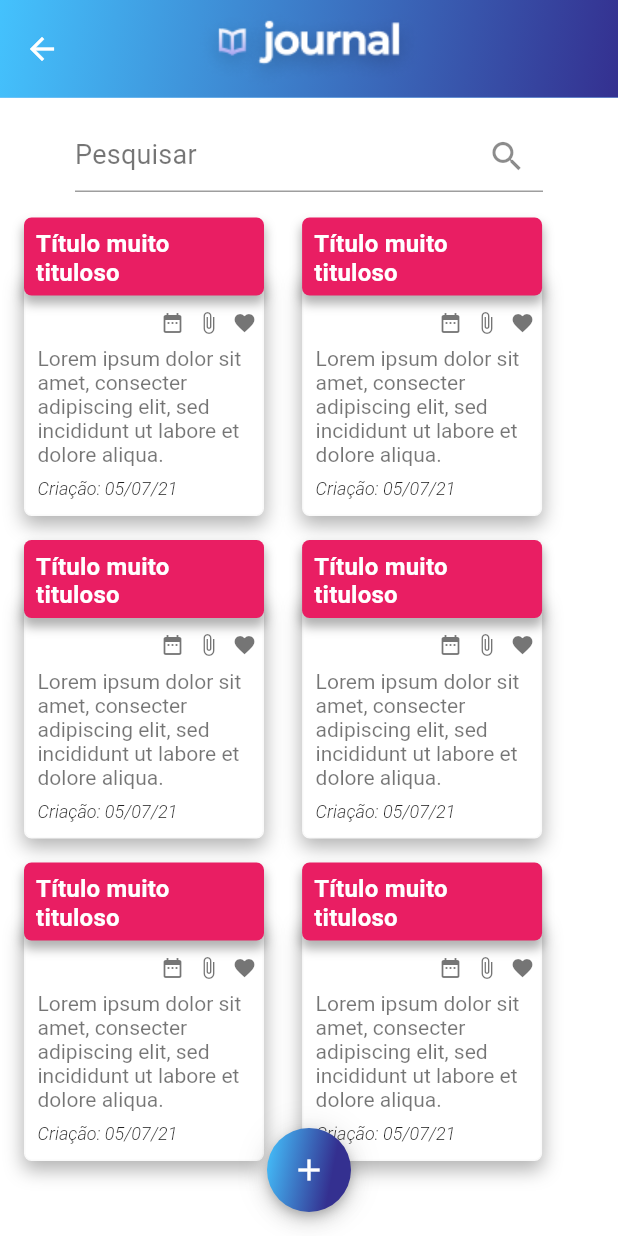
After one commit to LetRicette/app-notes-flutter, a Flutter app: the NotesPage screen opened directly, on a phone screen of 412 x 824 dp. The commit adds this screen. Run offline on Flutter 3.47's test engine with Material 2 defaults, Android fonts, the phone set to English and light mode, and no system bars; missing offline and left inert: animated_card; project files that could hold a hidden picture were left out.

Commit message:
componentização do grid

```diff
--- /dev/null
+++ b/lib/components/notes.list.dart
@@ -0,0 +1,143 @@
+import 'package:bloco_de_notas/models/note_model.dart';
+import 'package:bloco_de_notas/src/shared/constants/text_styles.dart';
+import 'package:flutter/material.dart';
+import 'package:flutter_staggered_grid_view/flutter_staggered_grid_view.dart';
+
+class NotesList extends StatelessWidget {
+  final List<Note> notes;
+
+  NotesList(this.notes);
+
+  @override
+  Widget build(BuildContext context) {
+    return Container(
+      width: MediaQuery.of(context).size.width * 0.90,
+      height: MediaQuery.of(context).size.height * 0.80,
+      child: RawScrollbar(
+        isAlwaysShown: true,
+        thumbColor: Colors.blueGrey.shade100,
+        radius: Radius.circular(20),
+        thickness: 9,
+        child: StaggeredGridView.countBuilder(
+          crossAxisCount: 2,
+          itemCount: notes.length,
+          itemBuilder: (BuildContext context, int index) => Stack(
+            children: [
+              Padding(
+                padding: const EdgeInsets.only(top: 38),
+                child: Container(
+                  width: 160,
+                  decoration: BoxDecoration(
+                    color: Colors.white,
+                    borderRadius: BorderRadius.circular(5),
+                    border: Border.all(color: Colors.grey.shade50),
+                    boxShadow: [
+                      BoxShadow(
+                        color: Colors.black45.withOpacity(0.3),
+                        spreadRadius: 0.5,
+                        blurRadius: 10,
+                        offset: Offset(0, 5), // changes position of shadow
+                      ),
+                    ],
+                  ),
+                  child: Column(
+                    children: [
+                      Container(
+                        child: Text(
+                          "Título muito tituloso",
+                          style: TextStyles.white16w700Roboto,
+                        ),
+                      ),
+                      Row(
+                        mainAxisSize: MainAxisSize.max,
+                        mainAxisAlignment: MainAxisAlignment.end,
+                        children: [
+                          IconButton(
+                            padding: EdgeInsets.zero,
+                            constraints: BoxConstraints(),
+                            onPressed: () {},
+                            icon: Icon(
+                              Icons.date_range,
+                              color: Colors.black.withOpacity(0.54),
+                              size: 16,
+                            ),
+                          ),
+                          IconButton(
+                            padding: EdgeInsets.zero,
+                            constraints: BoxConstraints(),
+                            onPressed: () {},
+                            icon: Icon(
+                              Icons.attach_file_outlined,
+                              color: Colors.black.withOpacity(0.54),
+                              size: 16,
+                            ),
+                          ),
+                          IconButton(
+                            padding: EdgeInsets.zero,
+                            constraints: BoxConstraints(),
+                            onPressed: () {},
+                            icon: Icon(
+                              Icons.favorite,
+                              color: Colors.black.withOpacity(0.54),
+                              size: 16,
+                            ),
+                          ),
+                        ],
+                      ),
+                      Padding(
+                        padding:
+                            const EdgeInsets.only(left: 8.0, right: 8, top: 4),
+                        child: Container(
+                          child: Text(
+                            "Lorem ipsum dolor sit amet, consecter adipiscing elit, sed incididunt ut labore et dolore aliqua.",
+                            style: TextStyles.w400Roboto,
+                          ),
+                        ),
+                      ),
+                      Padding(
+                        padding: const EdgeInsets.only(
+                            top: 8.0, bottom: 10, left: 8),
+                        child: Align(
+                          alignment: Alignment.bottomLeft,
+                          child: Text(
+                            "Criação: 05/07/21",
+                            style: TextStyles.w300Roboto,
+                          ),
+                        ),
+                      ),
+                    ],
+                  ),
+                ),
+              ),
+              Container(
+                width: 160,
+                decoration: BoxDecoration(
+                  color: Colors.pink,
+                  borderRadius: BorderRadius.circular(5),
+                  boxShadow: [
+                    BoxShadow(
+                      color: Colors.black45.withOpacity(0.3),
+                      spreadRadius: 0.5,
+                      blurRadius: 5,
+                      offset: Offset(0, 5), // changes position of shadow
+                    ),
+                  ],
+                ),
+                child: Padding(
+                  padding: const EdgeInsets.only(
+                      top: 8, left: 8, right: 8, bottom: 6),
+                  child: Text(
+                    "Título muito tituloso",
+                    style: TextStyles.white16w700Roboto,
+                  ),
+                ),
+              ),
+            ],
+          ),
+          staggeredTileBuilder: (int index) => StaggeredTile.fit(1),
+          mainAxisSpacing: 16,
+        ),
+      ),
+    );
+  }
+}
--- /dev/null
+++ b/lib/models/note_model.dart
@@ -0,0 +1,21 @@
+class Note {
+  final String id;
+  final String title;
+  final String text;
+  final String date;
+  final bool favorite;
+  final bool attachment;
+  final String deadline;
+  final String color;
+
+  Note({
+    required this.id,
+    required this.title,
+    required this.text,
+    required this.date,
+    required this.favorite,
+    required this.attachment,
+    required this.deadline,
+    required this.color,
+  });
+}
--- a/lib/src/features/notes_page/notes_page.dart
+++ b/lib/src/features/notes_page/notes_page.dart
@@ -1,3 +1,5 @@
+import 'package:bloco_de_notas/components/notes.list.dart';
+import 'package:bloco_de_notas/models/note_model.dart';
 import 'package:bloco_de_notas/src/features/new_note/new_note.dart';
 import 'package:bloco_de_notas/src/shared/constants/app_colors.dart';
 import 'package:bloco_de_notas/src/shared/constants/text_styles.dart';
@@ -12,6 +14,75 @@ class NotesPage extends StatefulWidget {
 }
 
 class _NotesPageState extends State<NotesPage> {
+  final _notes = [
+    Note(
+      id: 'n1',
+      title: 'Não esquecer',
+      text:
+          'Lorem ipsum dolor sit amet, consecter adipiscing elit, sed incididunt ut labore et dolore aliqua.',
+      date: "08/07/21",
+      favorite: true,
+      attachment: true,
+      deadline: "08/02/21",
+      color: 'rosa',
+    ),
+    Note(
+      id: 'n2',
+      title: 'Reunião com os stakeholders',
+      text:
+          'Ipsum dolor sit amet, consectur. Adipiscing elit, sed do eiusmod tempor incidi. Ut labore et dolore magna aliqua.',
+      date: "07/07/21",
+      favorite: false,
+      attachment: true,
+      deadline: "08/02/21",
+      color: 'verde',
+    ),
+    Note(
+      id: 'n3',
+      title: 'Lembretes para o médico',
+      text:
+          'Lorem ipsum dolor sit amet, consecter adipiscing elit, sed incididunt ut labore et dolore aliqua.',
+      date: "06/07/21",
+      favorite: true,
+      attachment: true,
+      deadline: "08/02/21",
+      color: 'roxo',
+    ),
+    Note(
+      id: 'n4',
+      title: 'Ideias para o novo app 2022',
+      text:
+          'Ipsum dolor sit amet, consectur. Adipiscing elit, sed do eiusmod tempor incidi. Ut labore et dolore magna aliqua.',
+      date: "06/07/21",
+      favorite: false,
+      attachment: false,
+      deadline: "08/02/21",
+      color: 'ciano',
+    ),
+    Note(
+      id: 'n5',
+      title: 'Reunião do grupo de treinamento',
+      text:
+          'Lorem ipsum dolor sit amet, consecter adipiscing elit, sed incididunt ut labore et dolore aliqua.',
+      date: "04/07/21",
+      favorite: true,
+      attachment: false,
+      deadline: "08/02/21",
+      color: 'pink',
+    ),
+    Note(
+      id: 'n6',
+      title: 'Estudar!!',
+      text:
+          'Lorem ipsum dolor sit amet, consecter adipiscing elit, sed incididunt ut labore et dolore aliqua.',
+      date: "02/07/21",
+      favorite: true,
+      attachment: true,
+      deadline: "08/02/21",
+      color: 'pink',
+    )
+  ];
+
   @override
   Widget build(BuildContext context) {
     return Scaffold(
@@ -58,137 +129,7 @@ class _NotesPageState extends State<NotesPage> {
           ),
           Padding(
             padding: const EdgeInsets.only(top: 80, left: 16),
-            child: Container(
-              width: MediaQuery.of(context).size.width * 0.90,
-              height: MediaQuery.of(context).size.height * 0.80,
-              child: RawScrollbar(
-                isAlwaysShown: true,
-                thumbColor: Colors.blueGrey.shade100,
-                radius: Radius.circular(20),
-                thickness: 9,
-                child: StaggeredGridView.countBuilder(
-                  crossAxisCount: 2,
-                  itemCount: 6,
-                  itemBuilder: (BuildContext context, int index) => Stack(
-                    children: [
-                      Padding(
-                        padding: const EdgeInsets.only(top: 38),
-                        child: Container(
-                          width: 160,
-                          decoration: BoxDecoration(
-                            color: Colors.white,
-                            borderRadius: BorderRadius.circular(5),
-                            border: Border.all(color: Colors.grey.shade50),
-                            boxShadow: [
-                              BoxShadow(
-                                color: Colors.black45.withOpacity(0.3),
-                                spreadRadius: 0.5,
-                                blurRadius: 10,
-                                offset:
-                                    Offset(0, 5), // changes position of shadow
-                              ),
-                            ],
-                          ),
-                          child: Column(
-                            children: [
-                              Container(
-                                child: Text(
-                                  "Título muito tituloso",
-                                  style: TextStyles.white16w700Roboto,
-                                ),
-                              ),
-                              Row(
-                                mainAxisSize: MainAxisSize.max,
-                                mainAxisAlignment: MainAxisAlignment.end,
-                                children: [
-                                  IconButton(
-                                    padding: EdgeInsets.zero,
-                                    constraints: BoxConstraints(),
-                                    onPressed: () {},
-                                    icon: Icon(
-                                      Icons.date_range,
-                                      color: Colors.black.withOpacity(0.54),
-                                      size: 16,
-                                    ),
-                                  ),
-                                  IconButton(
-                                    padding: EdgeInsets.zero,
-                                    constraints: BoxConstraints(),
-                                    onPressed: () {},
-                                    icon: Icon(
-                                      Icons.attach_file_outlined,
-                                      color: Colors.black.withOpacity(0.54),
-                                      size: 16,
-                                    ),
-                                  ),
-                                  IconButton(
-                                    padding: EdgeInsets.zero,
-                                    constraints: BoxConstraints(),
-                                    onPressed: () {},
-                                    icon: Icon(
-                                      Icons.favorite,
-                                      color: Colors.black.withOpacity(0.54),
-                                      size: 16,
-                                    ),
-                                  ),
-                                ],
-                              ),
-                              Padding(
-                                padding: const EdgeInsets.only(
-                                    left: 8.0, right: 8, top: 4),
-                                child: Container(
-                                  child: Text(
-                                    "Lorem ipsum dolor sit amet, consecter adipiscing elit, sed incididunt ut labore et dolore aliqua.",
-                                    style: TextStyles.w400Roboto,
-                                  ),
-                                ),
-                              ),
-                              Padding(
-                                padding: const EdgeInsets.only(
-                                    top: 8.0, bottom: 10, left: 8),
-                                child: Align(
-                                  alignment: Alignment.bottomLeft,
-                                  child: Text(
-                                    "Criação: 05/07/21",
-                                    style: TextStyles.w300Roboto,
-                                  ),
-                                ),
-                              ),
-                            ],
-                          ),
-                        ),
-                      ),
-                      Container(
-                        width: 160,
-                        decoration: BoxDecoration(
-                          color: Colors.pink,
-                          borderRadius: BorderRadius.circular(5),
-                          boxShadow: [
-                            BoxShadow(
-                              color: Colors.black45.withOpacity(0.3),
-                              spreadRadius: 0.5,
-                              blurRadius: 5,
-                              offset:
-                                  Offset(0, 5), // changes position of shadow
-                            ),
-                          ],
-                        ),
-                        child: Padding(
-                          padding: const EdgeInsets.only(
-                              top: 8, left: 8, right: 8, bottom: 6),
-                          child: Text(
-                            "Título muito tituloso",
-                            style: TextStyles.white16w700Roboto,
-                          ),
-                        ),
-                      ),
-                    ],
-                  ),
-                  staggeredTileBuilder: (int index) => StaggeredTile.fit(1),
-                  mainAxisSpacing: 16,
-                ),
-              ),
-            ),
+            child: NotesList(_notes),
           ),
         ],
       ),
```
